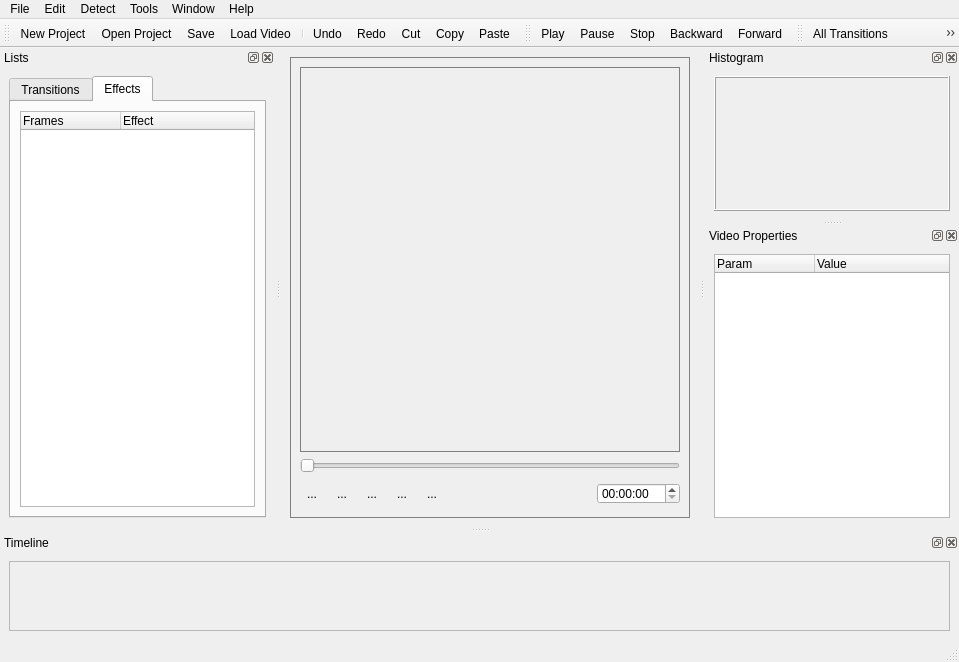
Old version of the form DEV/Interface/mfit.ui in the repository fabriciols/m-fit.
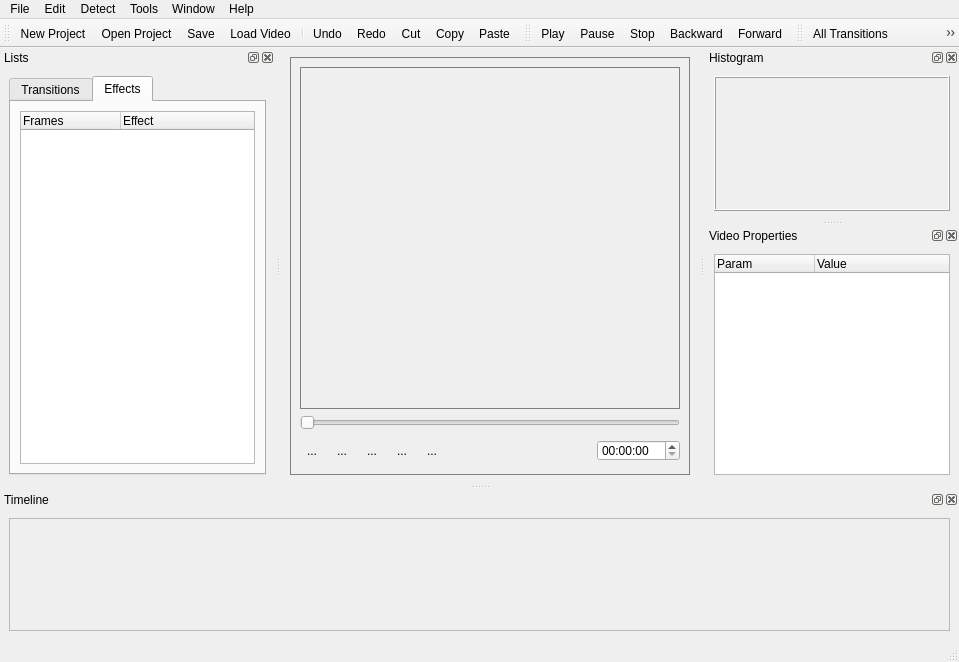
New version of the form. Icons and pictures are not drawn. Custom widgets are drawn as their Qt base class.

Commit message: Interface... mapeei os icones

Patch:
```diff
--- a/DEV/Interface/mfit.ui
+++ b/DEV/Interface/mfit.ui
@@ -468,6 +468,18 @@
    </widget>
   </widget>
   <widget class="QDockWidget" name="widgetDockTimeline" >
+   <property name="sizePolicy" >
+    <sizepolicy vsizetype="Minimum" hsizetype="Preferred" >
+     <horstretch>0</horstretch>
+     <verstretch>75</verstretch>
+    </sizepolicy>
+   </property>
+   <property name="minimumSize" >
+    <size>
+     <width>0</width>
+     <height>150</height>
+    </size>
+   </property>
    <property name="allowedAreas" >
     <set>Qt::AllDockWidgetAreas</set>
    </property>
@@ -493,10 +505,10 @@
           <height>98</height>
          </rect>
         </property>
-        <layout class="QGridLayout" name="gridLayout_2" >
+        <layout class="QGridLayout" >
          <item row="0" column="0" >
           <widget class="QWidgetTimeline" native="1" name="widgetTimeline" >
-           <layout class="QGridLayout" name="gridLayout" >
+           <layout class="QGridLayout" >
             <item row="0" column="0" >
              <widget class="QLabel" name="timelineLabel" >
               <property name="text" >
@@ -831,6 +843,11 @@
    <header location="global" >../include/QWidgetTimeline.h</header>
    <container>1</container>
   </customwidget>
+  <customwidget>
+   <class>QScrollArea</class>
+   <extends>QWidget</extends>
+   <header>qscrollarea.h</header>
+  </customwidget>
  </customwidgets>
  <resources/>
  <connections/>
```
Left out of the diff: 98 changed lines with no effect on the pictures.
